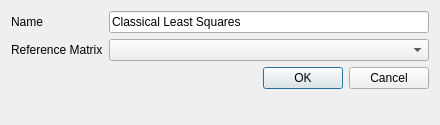
The window that Vespucci/GUI/Analysis/classicalleastsquaresdialog.ui (VespucciProject/Vespucci) describes before a commit, drawn with Qt 5.
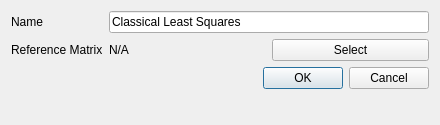
The same window after the commit.

Commit message: MatrixSelectionDialog fixes that didn't work, MapPlot fixes that did. Opened interface for PLSDA and PLS calibration.

What changed in the file:
```diff
--- a/Vespucci/GUI/Analysis/classicalleastsquaresdialog.ui
+++ b/Vespucci/GUI/Analysis/classicalleastsquaresdialog.ui
@@ -28,9 +28,6 @@
      </property>
     </widget>
    </item>
-   <item row="2" column="1">
-    <widget class="QComboBox" name="referenceComboBox"/>
-   </item>
    <item row="3" column="1">
     <widget class="QDialogButtonBox" name="buttonBox">
      <property name="orientation">
@@ -48,6 +45,24 @@
      </property>
     </widget>
    </item>
+   <item row="2" column="1">
+    <layout class="QHBoxLayout" name="horizontalLayout">
+     <item>
+      <widget class="QLabel" name="matrixLabel">
+       <property name="text">
+        <string>N/A</string>
+       </property>
+      </widget>
+     </item>
+     <item>
+      <widget class="QPushButton" name="selectPushButton">
+       <property name="text">
+        <string>Select</string>
+       </property>
+      </widget>
+     </item>
+    </layout>
+   </item>
   </layout>
  </widget>
  <resources/>
```
The commit also changes 27 other files.
